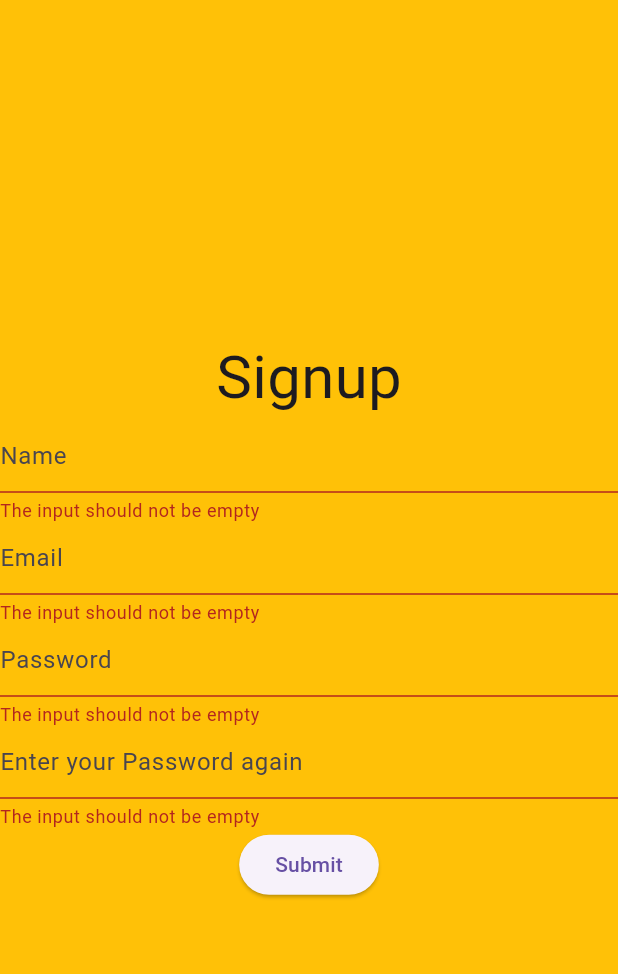
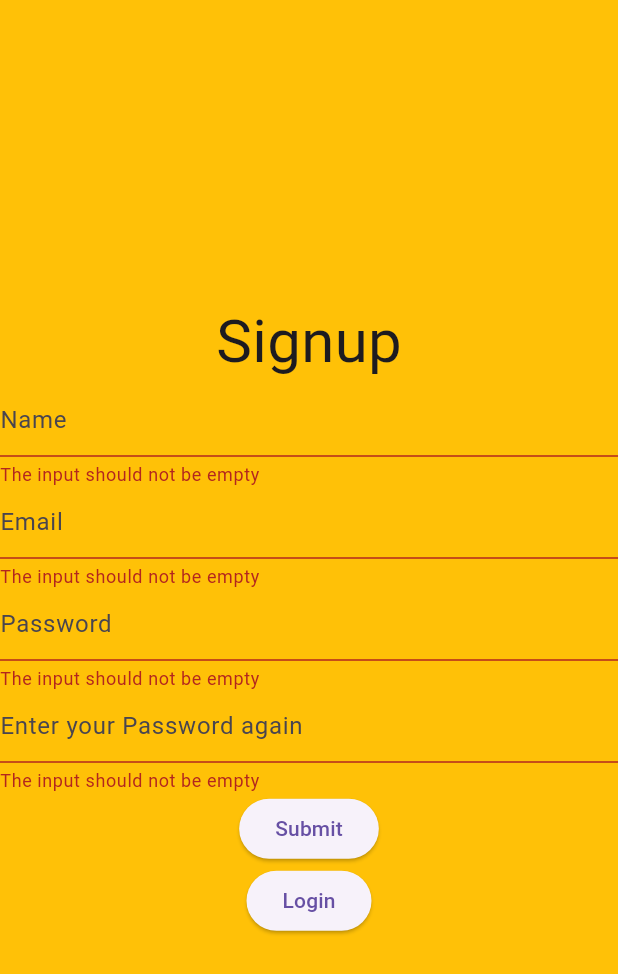
Before and after one commit to Adam-Rahman/event_manager, a Flutter app: the signup screen opened by its route, after a tap on "Submit", on a phone screen of 412 x 824 dp. Shown: the top 974 px of the screen. Run offline on Flutter 3.47's test engine with Material 3 defaults, Android fonts, the phone set to English and light mode, and no system bars; our stand-ins replace awesome_dialog, cloud_firestore, firebase_auth, firebase_core, get; accounts and stored records are empty.

```diff
--- a/lib/screens/signup.dart
+++ b/lib/screens/signup.dart
@@ -1,3 +1,4 @@
+import "package:awesome_dialog/awesome_dialog.dart";
 import "package:flutter/material.dart";
 import "package:cloud_firestore/cloud_firestore.dart";
 import 'package:firebase_core/firebase_core.dart';
@@ -100,8 +101,24 @@ class _loginState extends State<signup> {
                       } on FirebaseAuthException catch (e) {
                         if (e.code == 'weak-password') {
                           print('The password provided is too weak.');
+                          //print a dialogue that show the error
+                          AwesomeDialog(
+                            context: context,
+                            dialogType: DialogType.error,
+                            animType: AnimType.rightSlide,
+                            title: 'Error',
+                            desc: 'The password provided is too weak.',
+                          ).show();
                         } else if (e.code == 'email-already-in-use') {
                           print('The account already exists for that email.');
+                          //print a dialogue that show the error
+                          AwesomeDialog(
+                            context: context,
+                            dialogType: DialogType.error,
+                            animType: AnimType.rightSlide,
+                            title: 'Error',
+                            desc: 'The account already exists for that email.',
+                          ).show();
                         }
                       } catch (e) {
                         print(e);
@@ -112,6 +129,9 @@ class _loginState extends State<signup> {
                   },
                   child: Text('Submit'),
                 ),
+                ElevatedButton(
+                    onPressed: () => Get.offNamed("/login"),
+                    child: Text("Login"))
               ],
             ),
           )
--- a/pubspec.yaml
+++ b/pubspec.yaml
@@ -39,6 +39,7 @@ dependencies:
   cloud_firestore: ^4.15.4
   firebase_core: ^2.25.4
   firebase_auth: ^4.17.8
+  awesome_dialog: ^3.2.0
 
 dev_dependencies:
   flutter_test:
```
Also changed, not shown: lib/screens/addEvent.dart (+19 -10 lines), lib/screens/login.dart (+33 -20 lines), pubspec.lock, 3 other files.
